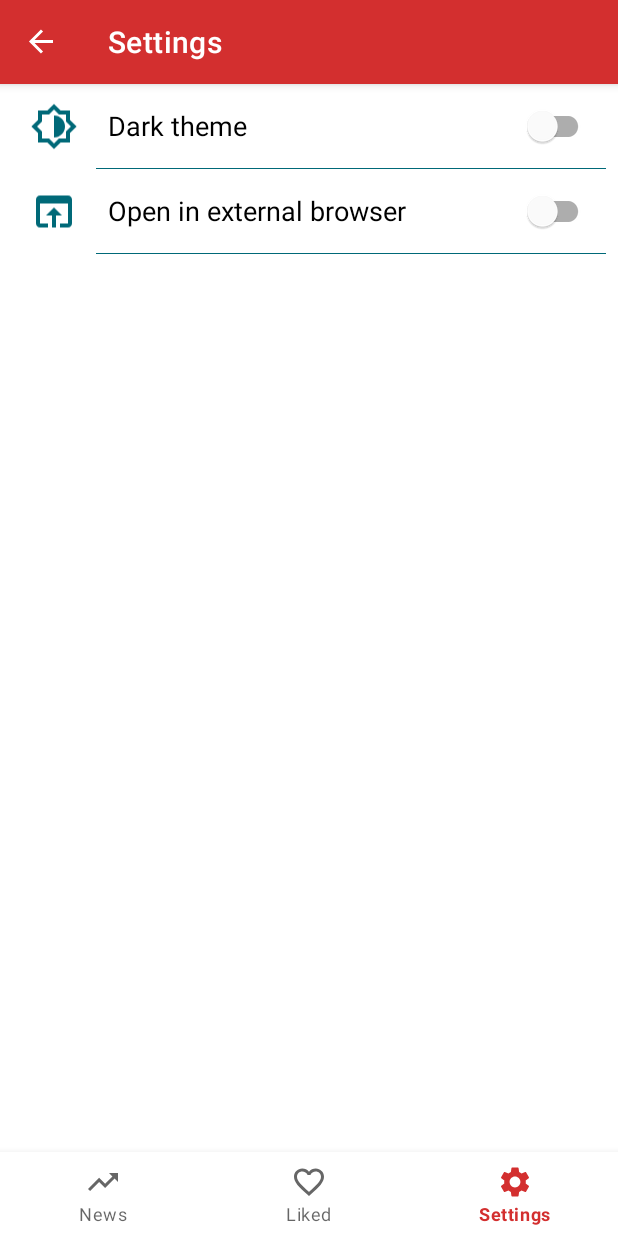
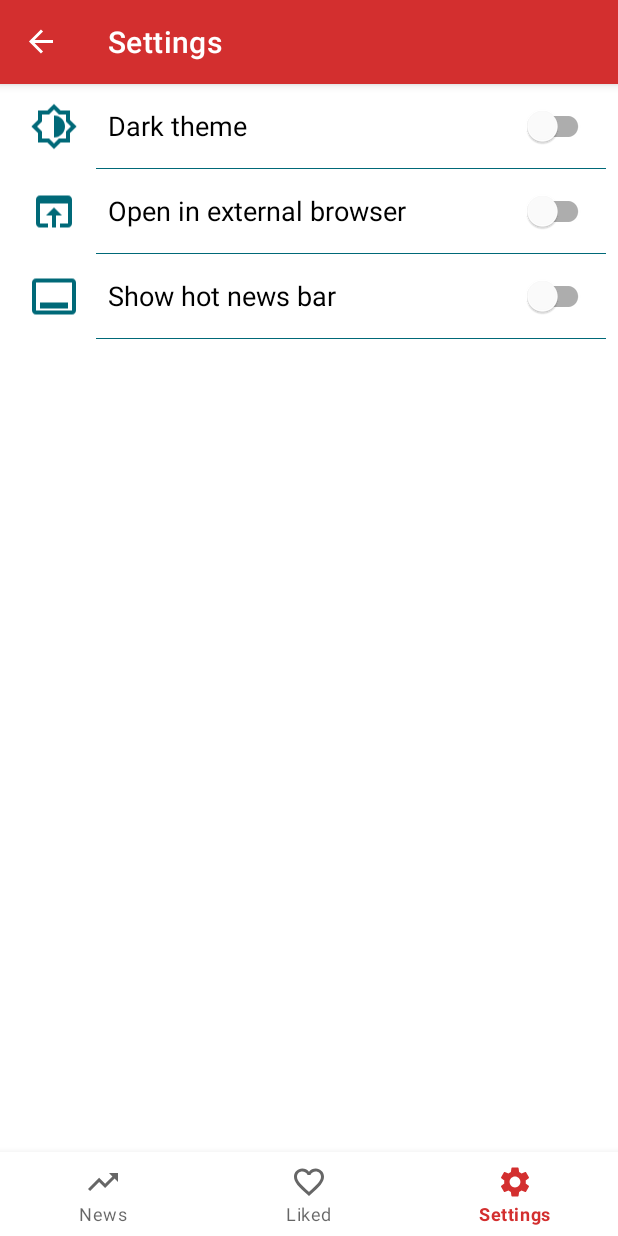
Before and after one commit to CzarqR/Newsi, an Android app: the SettingsFragment screen opened through its navigation route, on a phone screen of 412 x 824 dp. Run offline under Robolectric (Android 15) with nearby library versions, the phone set to English and light mode, and no system bars; our stand-ins replace Dagger/Hilt's generated code, Room's generated code, Timber, navigation-ui, paging; libraries missing offline, so code that uses them is left out: androidx.hilt, androidx.hilt.lifecycle, com.myniprojects.livesh; 7 statements that could not run were skipped.

Commit message:
Chip bar

```diff
--- a/app/src/main/java/com/myniprojects/newsi/ui/MainActivity.kt
+++ b/app/src/main/java/com/myniprojects/newsi/ui/MainActivity.kt
@@ -3,6 +3,7 @@ package com.myniprojects.newsi.ui
 import android.app.NotificationManager
 import android.content.Context
 import android.os.Bundle
+import android.view.LayoutInflater
 import android.view.View
 import androidx.activity.viewModels
 import androidx.appcompat.app.AppCompatActivity
@@ -13,6 +14,7 @@ import androidx.navigation.fragment.NavHostFragment
 import androidx.navigation.fragment.findNavController
 import androidx.navigation.ui.NavigationUI
 import androidx.navigation.ui.setupWithNavController
+import com.google.android.material.chip.Chip
 import com.myniprojects.newsi.R
 import com.myniprojects.newsi.databinding.ActivityMainBinding
 import com.myniprojects.newsi.utils.Constants.HOT_NEWS
@@ -44,6 +46,7 @@ class MainActivity : AppCompatActivity()
         setupNavigation()
 
         initNotification()
+        initChips()
     }
 
     private fun initNotification()
@@ -145,6 +148,47 @@ class MainActivity : AppCompatActivity()
             viewModel.submittedKey = it
             return
         }
+    }
+
+    private fun initChips()
+    {
+
+        viewModel.showHotNews.observe(this, {
+            Timber.d("Observed state $it")
+            if (it)
+            {
+                val hotNews: Array<String> = resources.getStringArray(R.array.hot_news_keywords)
+
+                with(binding.chipsQuickSearch)
+                {
+
+                    val inflater = LayoutInflater.from(context)
+
+                    val children = hotNews.map { keyword ->
+                        val chip = inflater.inflate(R.layout.hot_news_chip, this, false) as Chip
+                        chip.text = keyword
+
+
+                        chip.setOnClickListener {
+                            Timber.d("Click $keyword")
+                            viewModel.submittedKey = keyword
+                        }
+
+                        chip
+                    }
+
+                    for (chip in children)
+                    {
+                        addView(chip)
+                    }
+                }
+            }
+            else
+            {
+                binding.chipsQuickSearch.removeAllViews()
+            }
+        })
+
 
     }
 }
--- a/app/src/main/java/com/myniprojects/newsi/ui/fragments/HomeFragment.kt
+++ b/app/src/main/java/com/myniprojects/newsi/ui/fragments/HomeFragment.kt
@@ -9,6 +9,7 @@ import androidx.fragment.app.activityViewModels
 import androidx.lifecycle.lifecycleScope
 import androidx.navigation.fragment.findNavController
 import androidx.paging.LoadState
+import com.google.android.material.chip.Chip
 import com.myniprojects.newsi.R
 import com.myniprojects.newsi.adapters.newsrecycler.NewsClickListener
 import com.myniprojects.newsi.adapters.newsrecycler.NewsLoadStateAdapter
@@ -261,8 +262,8 @@ class HomeFragment : Fragment(R.layout.fragment_home)
             R.id.itemRefresh ->
             {
                 Timber.d("Refresh")
-//                newsRecyclerAdapter.refresh()
                 search(true)
+                binding.recViewNews.smoothScrollToPosition(0)
                 true
             }
             else ->
@@ -292,6 +293,8 @@ class HomeFragment : Fragment(R.layout.fragment_home)
         }
     }
 
+
+
     private fun likeNews(news: News)
     {
         Timber.d("Id liked: ${news.url}")
--- a/app/src/main/java/com/myniprojects/newsi/ui/fragments/SettingsFragment.kt
+++ b/app/src/main/java/com/myniprojects/newsi/ui/fragments/SettingsFragment.kt
@@ -7,6 +7,7 @@ import androidx.fragment.app.activityViewModels
 import com.myniprojects.newsi.R
 import com.myniprojects.newsi.databinding.FragmentSettingsBinding
 import com.myniprojects.newsi.utils.Constants.DARK_MODE_SH
+import com.myniprojects.newsi.utils.Constants.HOT_NEWS_SH
 import com.myniprojects.newsi.utils.Constants.OPEN_IN_EXTERNAL_SH
 import com.myniprojects.newsi.viewmodel.MainViewModel
 import dagger.hilt.android.AndroidEntryPoint
@@ -52,6 +53,18 @@ class SettingsFragment : Fragment(R.layout.fragment_settings)
                     .apply()
             }
 
+
+            viewModel.showHotNews.observe(viewLifecycleOwner, {
+                showHotNews.isChecked = it
+            })
+
+
+            showHotNews.setOnCheckedChangeListener { _, isChecked ->
+                viewModel.sharedPreferences.edit()
+                    .putBoolean(HOT_NEWS_SH.first, isChecked)
+                    .apply()
+            }
+
         }
     }
 }
--- a/app/src/main/java/com/myniprojects/newsi/utils/Constants.kt
+++ b/app/src/main/java/com/myniprojects/newsi/utils/Constants.kt
@@ -12,7 +12,7 @@ object Constants
     const val HEADER_HOST = "x-rapidapi-host: webit-news-search.p.rapidapi.com"
     const val HEADER_KEY = "x-rapidapi-key: 3afd6a0154mshce0ba6c65a48cb8p18fdf5jsn9a31d07e7509"
     const val NEWS_STARTING_PAGE_INDEX = 0
-    const val NETWORK_PAGE_SIZE = 30
+    const val NETWORK_PAGE_SIZE = 50
     const val INITIAL_LOAD_SIZE = 2
 
     // date-time format
@@ -55,6 +55,7 @@ object Constants
     const val SHARED_PREFERENCES_NAME = "newsi_data_sh"
 
     val DARK_MODE_SH = "KEY_DARK_MODE" to false
+    val HOT_NEWS_SH = "KEY_HOT_NEWS" to true
     val OPEN_IN_EXTERNAL_SH = "KEY_OPEN_IN_EXTERNAL" to false
     val FIRST_RUN_SH = "FIRST_RUN_KEY" to true
     val LAST_RUN_SH = "LAST_RUN_KEY" to 0L
--- a/app/src/main/java/com/myniprojects/newsi/viewmodel/MainViewModel.kt
+++ b/app/src/main/java/com/myniprojects/newsi/viewmodel/MainViewModel.kt
@@ -16,6 +16,7 @@ import com.myniprojects.newsi.repository.NewsRepository
 import com.myniprojects.newsi.utils.Constants
 import com.myniprojects.newsi.utils.Constants.DARK_MODE_SH
 import com.myniprojects.newsi.utils.Constants.DATE_REGEX
+import com.myniprojects.newsi.utils.Constants.HOT_NEWS_SH
 import com.myniprojects.newsi.utils.Constants.OPEN_IN_EXTERNAL_SH
 import com.myniprojects.newsi.utils.isDateTheSame
 import kotlinx.coroutines.Dispatchers
@@ -95,6 +96,7 @@ class MainViewModel @ViewModelInject constructor(
 
     val darkMode = sharedPreferences.liveData(DARK_MODE_SH)
     val openInExternal = sharedPreferences.liveData(OPEN_IN_EXTERNAL_SH)
+    val showHotNews = sharedPreferences.liveData(HOT_NEWS_SH)
 
     fun openInExternalValue() =
         sharedPreferences.getBoolean(OPEN_IN_EXTERNAL_SH.first, OPEN_IN_EXTERNAL_SH.second)
--- /dev/null
+++ b/app/src/main/res/drawable/ic_outline_call_to_action_24.xml
@@ -0,0 +1,10 @@
+<vector xmlns:android="http://schemas.android.com/apk/res/android"
+    android:width="24dp"
+    android:height="24dp"
+    android:viewportWidth="24"
+    android:viewportHeight="24"
+    android:tint="?attr/colorControlNormal">
+  <path
+      android:fillColor="@android:color/white"
+      android:pathData="M21,3L3,3c-1.1,0 -2,0.9 -2,2v14c0,1.1 0.9,2 2,2h18c1.1,0 2,-0.9 2,-2L23,5c0,-1.1 -0.9,-2 -2,-2zM21,19L3,19L3,5h18v14zM5,15h14v3L5,18z"/>
+</vector>
--- a/app/src/main/res/layout/activity_main.xml
+++ b/app/src/main/res/layout/activity_main.xml
@@ -36,8 +36,9 @@
                 />
 
             <HorizontalScrollView
-                android:layout_width="wrap_content"
+                android:layout_width="match_parent"
                 android:layout_height="wrap_content"
+                android:background="@color/colorPrimary"
                 app:layout_scrollFlags="scroll|enterAlways"
                 >
 
@@ -45,6 +46,8 @@
                     android:id="@+id/chipsQuickSearch"
                     android:layout_width="wrap_content"
                     android:layout_height="wrap_content"
+                    android:paddingStart="4dp"
+                    android:paddingEnd="4dp"
                     app:singleLine="true"
                     app:singleSelection="true"
                     />
--- a/app/src/main/res/layout/fragment_settings.xml
+++ b/app/src/main/res/layout/fragment_settings.xml
@@ -104,4 +104,54 @@
 
     </androidx.appcompat.widget.LinearLayoutCompat>
 
+    <androidx.appcompat.widget.LinearLayoutCompat
+        android:layout_width="match_parent"
+        android:layout_height="wrap_content"
+        android:orientation="horizontal"
+        >
+
+        <ImageView
+            android:padding="4dp"
+            android:layout_width="40dp"
+            android:layout_height="match_parent"
+            android:layout_gravity="center"
+            android:layout_marginStart="16dp"
+            android:layout_marginTop="4dp"
+            android:layout_marginBottom="4dp"
+            android:contentDescription="@string/dark_theme"
+            app:srcCompat="@drawable/ic_outline_call_to_action_24"
+            app:tint="@color/colorSecondaryVariant"
+            />
+
+        <androidx.appcompat.widget.LinearLayoutCompat
+            android:layout_width="match_parent"
+            android:layout_height="wrap_content"
+            android:orientation="vertical"
+            >
+
+
+            <com.google.android.material.switchmaterial.SwitchMaterial
+                android:id="@+id/showHotNews"
+                android:layout_width="match_parent"
+                android:layout_height="wrap_content"
+                android:layout_marginStart="16dp"
+                android:layout_marginTop="4dp"
+                android:layout_marginEnd="16dp"
+                android:layout_marginBottom="4dp"
+                android:text="@string/show_hot_news"
+                android:textSize="18sp"
+                />
+
+            <View
+                style="@style/Divider"
+                android:layout_width="match_parent"
+                android:layout_height="0.5dp"
+                />
+
+
+        </androidx.appcompat.widget.LinearLayoutCompat>
+
+    </androidx.appcompat.widget.LinearLayoutCompat>
+
+
 </androidx.appcompat.widget.LinearLayoutCompat>
--- /dev/null
+++ b/app/src/main/res/layout/hot_news_chip.xml
@@ -0,0 +1,8 @@
+<?xml version="1.0" encoding="utf-8"?>
+<com.google.android.material.chip.Chip xmlns:android="http://schemas.android.com/apk/res/android"
+    xmlns:app="http://schemas.android.com/apk/res-auto"
+    style="@style/Widget.MaterialComponents.Chip.Action"
+    android:layout_width="wrap_content"
+    android:layout_height="wrap_content"
+    app:checkedIconTint="@color/colorPrimary"
+    />
--- a/app/src/main/res/values/strings.xml
+++ b/app/src/main/res/values/strings.xml
@@ -29,4 +29,24 @@
     <string name="find_news">Find news</string>
     <string name="hot_news_notification">Covid</string>
     <string name="news_not_found">News not found</string>
+    <string name="show_hot_news">Show hot news bar</string>
+
+    <string-array name="hot_news_keywords">
+        <item>Covid</item>
+        <item>US Election</item>
+        <item>Biden</item>
+        <item>Trump</item>
+        <item>Netflix</item>
+        <item>Football</item>
+        <item>UFC</item>
+        <item>NBA</item>
+        <item>Weather</item>
+        <item>Christmas</item>
+        <item>2020</item>
+        <item>Pope Francis</item>
+        <item>Twitter</item>
+
+    </string-array>
+
+
 </resources>
```
